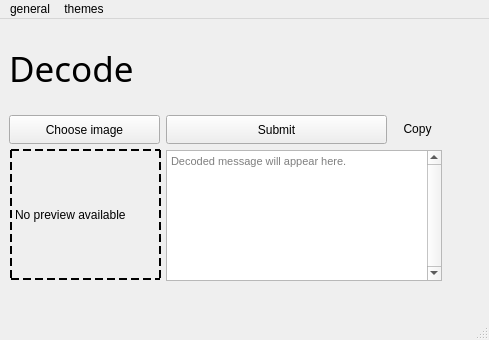
Before: the Qt Designer form image_secrets/gui/static/qt_designer/main.ui in lgtm-migrator/imagesecrets, drawn with Qt 5.
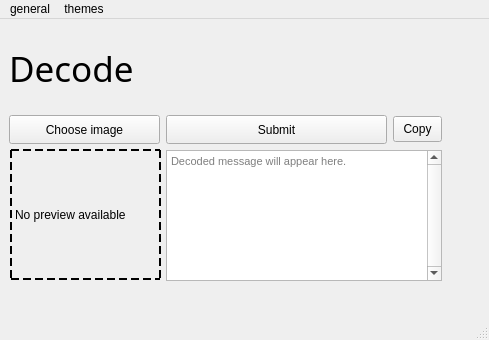
After: the same form once the commit is applied. The open tabs and pages were chosen to show the change.

Patch:
```diff
--- a/image_secrets/gui/static/qt_designer/main.ui
+++ b/image_secrets/gui/static/qt_designer/main.ui
@@ -315,11 +315,14 @@
       <property name="text">
        <string>Copy</string>
       </property>
+      <property name="popupMode">
+       <enum>QToolButton::DelayedPopup</enum>
+      </property>
       <property name="toolButtonStyle">
        <enum>Qt::ToolButtonTextUnderIcon</enum>
       </property>
       <property name="autoRaise">
-       <bool>true</bool>
+       <bool>false</bool>
       </property>
      </widget>
      <widget class="QLabel" name="decode_pixmap_lbl">
```
Left out of the diff: 5 changed lines with no effect on the pictures.
